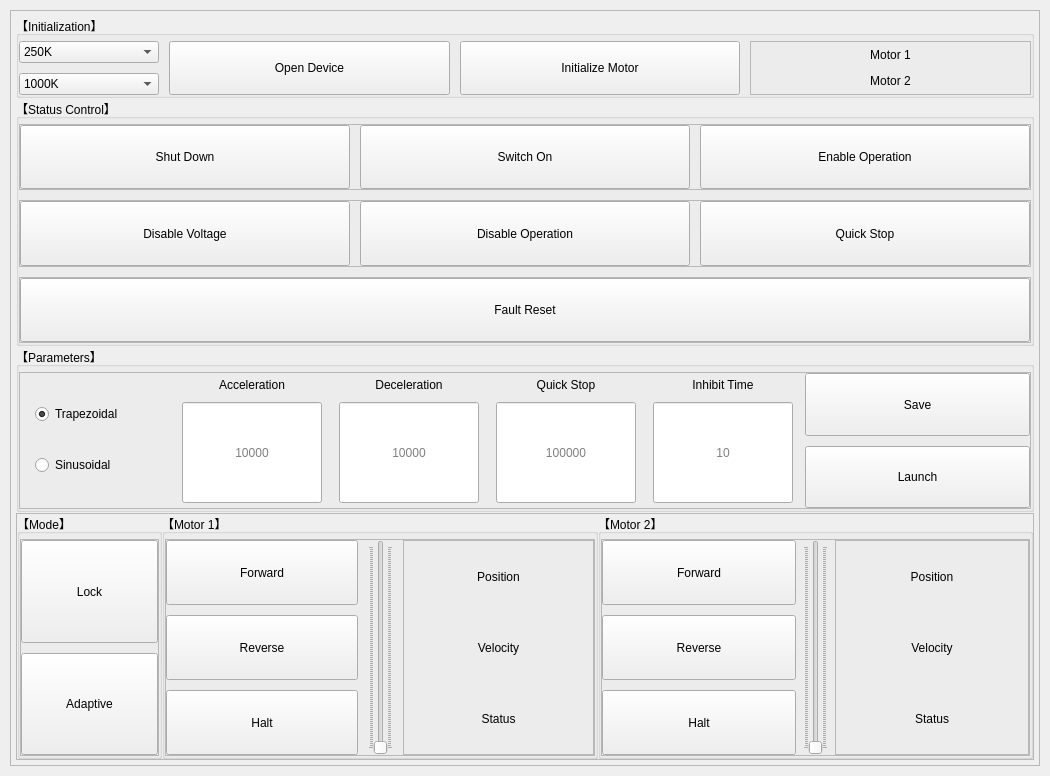
Old version of the form maxon_motor_epos2/control_panel.ui in the repository Vvi1Nn/Continuum-Robot-Project.
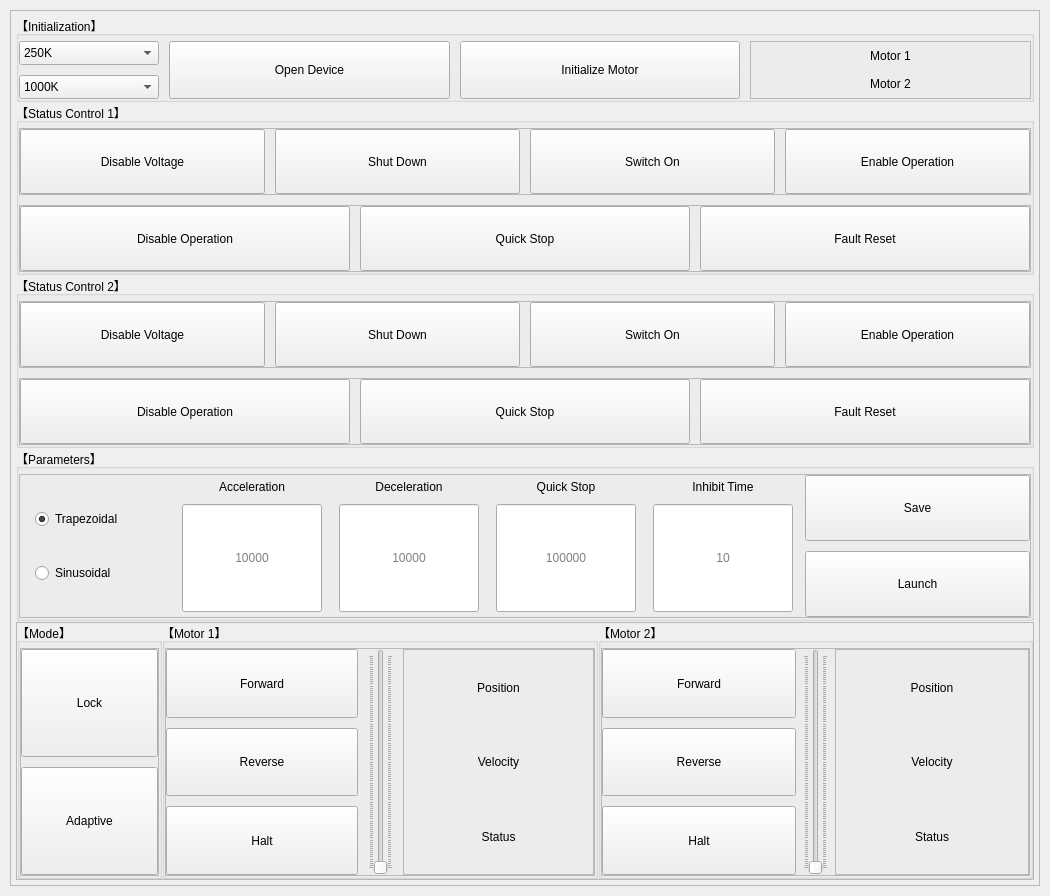
New version of the form.

The edit to the form file:
```diff
--- a/maxon_motor_epos2/control_panel.ui
+++ b/maxon_motor_epos2/control_panel.ui
@@ -7,7 +7,7 @@
     <x>0</x>
     <y>0</y>
     <width>1050</width>
-    <height>776</height>
+    <height>896</height>
    </rect>
   </property>
   <property name="windowTitle">
@@ -167,7 +167,7 @@
           <number>0</number>
          </property>
          <widget class="QWidget" name="pg_init">
-          <layout class="QVBoxLayout" name="verticalLayout_7" stretch="1,3,2,3">
+          <layout class="QVBoxLayout" name="verticalLayout_7" stretch="1,2,2,2,3">
            <property name="spacing">
             <number>1</number>
            </property>
@@ -347,7 +347,7 @@
               <bool>true</bool>
              </property>
              <property name="title">
-              <string>【Status Control】</string>
+              <string>【Status Control 1】</string>
              </property>
              <layout class="QVBoxLayout" name="verticalLayout_13" stretch="0">
               <property name="spacing">
@@ -367,7 +367,7 @@
               </property>
               <item>
                <widget class="QFrame" name="frame_5">
-                <layout class="QVBoxLayout" name="verticalLayout_19" stretch="0,0,0">
+                <layout class="QVBoxLayout" name="verticalLayout_19" stretch="0,0">
                  <property name="spacing">
                   <number>10</number>
                  </property>
@@ -391,7 +391,7 @@
                    <property name="frameShadow">
                     <enum>QFrame::Raised</enum>
                    </property>
-                   <layout class="QHBoxLayout" name="horizontalLayout_13" stretch="0,0,0">
+                   <layout class="QHBoxLayout" name="horizontalLayout_13" stretch="0,0,0,0">
                     <property name="spacing">
                      <number>10</number>
                     </property>
@@ -407,6 +407,22 @@
                     <property name="bottomMargin">
                      <number>0</number>
                     </property>
+                    <item>
+                     <widget class="QPushButton" name="bt_disable_voltage">
+                      <property name="enabled">
+                       <bool>true</bool>
+                      </property>
+                      <property name="sizePolicy">
+                       <sizepolicy hsizetype="Minimum" vsizetype="Preferred">
+                        <horstretch>0</horstretch>
+                        <verstretch>0</verstretch>
+                       </sizepolicy>
+                      </property>
+                      <property name="text">
+                       <string>Disable Voltage</string>
+                      </property>
+                     </widget>
+                    </item>
                     <item>
                      <widget class="QPushButton" name="bt_shut_down">
                       <property name="enabled">
@@ -482,22 +498,6 @@
                     <property name="bottomMargin">
                      <number>0</number>
                     </property>
-                    <item>
-                     <widget class="QPushButton" name="bt_disable_voltage">
-                      <property name="enabled">
-                       <bool>true</bool>
-                      </property>
-                      <property name="sizePolicy">
-                       <sizepolicy hsizetype="Minimum" vsizetype="Preferred">
-                        <horstretch>0</horstretch>
-                        <verstretch>0</verstretch>
-                       </sizepolicy>
-                      </property>
-                      <property name="text">
-                       <string>Disable Voltage</string>
-                      </property>
-                     </widget>
-                    </item>
                     <item>
                      <widget class="QPushButton" name="bt_disable_operation">
                       <property name="enabled">
@@ -530,33 +530,6 @@
                       </property>
                      </widget>
                     </item>
-                   </layout>
-                  </widget>
-                 </item>
-                 <item>
-                  <widget class="QFrame" name="frame_4">
-                   <property name="frameShape">
-                    <enum>QFrame::StyledPanel</enum>
-                   </property>
-                   <property name="frameShadow">
-                    <enum>QFrame::Raised</enum>
-                   </property>
-                   <layout class="QHBoxLayout" name="horizontalLayout_3" stretch="0">
-                    <property name="spacing">
-                     <number>10</number>
-                    </property>
-                    <property name="leftMargin">
-                     <number>0</number>
-                    </property>
-                    <property name="topMargin">
-                     <number>0</number>
-                    </property>
-                    <property name="rightMargin">
-                     <number>0</number>
-                    </property>
-                    <property name="bottomMargin">
-                     <number>0</number>
-                    </property>
                     <item>
                      <widget class="QPushButton" name="bt_fault_reset">
                       <property name="enabled">
@@ -582,6 +555,220 @@
              </layout>
             </widget>
            </item>
+           <item>
+            <widget class="QGroupBox" name="group_status_control_2">
+             <property name="enabled">
+              <bool>true</bool>
+             </property>
+             <property name="title">
+              <string>【Status Control 2】</string>
+             </property>
+             <layout class="QVBoxLayout" name="verticalLayout_15" stretch="0">
+              <property name="spacing">
+               <number>10</number>
+              </property>
+              <property name="leftMargin">
+               <number>0</number>
+              </property>
+              <property name="topMargin">
+               <number>5</number>
+              </property>
+              <property name="rightMargin">
+               <number>0</number>
+              </property>
+              <property name="bottomMargin">
+               <number>0</number>
+              </property>
+              <item>
+               <widget class="QFrame" name="frame_6">
+                <layout class="QVBoxLayout" name="verticalLayout_20" stretch="0,0">
+                 <property name="spacing">
+                  <number>10</number>
+                 </property>
+                 <property name="leftMargin">
+                  <number>0</number>
+                 </property>
+                 <property name="topMargin">
+                  <number>0</number>
+                 </property>
+                 <property name="rightMargin">
+                  <number>0</number>
+                 </property>
+                 <property name="bottomMargin">
+                  <number>0</number>
+                 </property>
+                 <item>
+                  <widget class="QFrame" name="frame_9">
+                   <property name="frameShape">
+                    <enum>QFrame::StyledPanel</enum>
+                   </property>
+                   <property name="frameShadow">
+                    <enum>QFrame::Raised</enum>
+                   </property>
+                   <layout class="QHBoxLayout" name="horizontalLayout_14" stretch="0,0,0,0">
+                    <property name="spacing">
+                     <number>10</number>
+                    </property>
+                    <property name="leftMargin">
+                     <number>0</number>
+                    </property>
+                    <property name="topMargin">
+                     <number>0</number>
+                    </property>
+                    <property name="rightMargin">
+                     <number>0</number>
+                    </property>
+                    <property name="bottomMargin">
+                     <number>0</number>
+                    </property>
+                    <item>
+                     <widget class="QPushButton" name="bt_disable_voltage_2">
+                      <property name="enabled">
+                       <bool>true</bool>
+                      </property>
+                      <property name="sizePolicy">
+                       <sizepolicy hsizetype="Minimum" vsizetype="Preferred">
+                        <horstretch>0</horstretch>
+                        <verstretch>0</verstretch>
+                       </sizepolicy>
+                      </property>
+                      <property name="text">
+                       <string>Disable Voltage</string>
+                      </property>
+                     </widget>
+                    </item>
+                    <item>
+                     <widget class="QPushButton" name="bt_shut_down_2">
+                      <property name="enabled">
+                       <bool>true</bool>
+                      </property>
+                      <property name="sizePolicy">
+                       <sizepolicy hsizetype="Minimum" vsizetype="Preferred">
+                        <horstretch>0</horstretch>
+                        <verstretch>0</verstretch>
+                       </sizepolicy>
+                      </property>
+                      <property name="text">
+                       <string>Shut Down</string>
+                      </property>
+                     </widget>
+                    </item>
+                    <item>
+                     <widget class="QPushButton" name="bt_switch_on_2">
+                      <property name="enabled">
+                       <bool>true</bool>
+                      </property>
+                      <property name="sizePolicy">
+                       <sizepolicy hsizetype="Minimum" vsizetype="Preferred">
+                        <horstretch>0</horstretch>
+                        <verstretch>0</verstretch>
+                       </sizepolicy>
+                      </property>
+                      <property name="text">
+                       <string>Switch On</string>
+                      </property>
+                     </widget>
+                    </item>
+                    <item>
+                     <widget class="QPushButton" name="bt_enable_operation_2">
+                      <property name="enabled">
+                       <bool>true</bool>
+                      </property>
+                      <property name="sizePolicy">
+                       <sizepolicy hsizetype="Minimum" vsizetype="Preferred">
+                        <horstretch>0</horstretch>
+                        <verstretch>0</verstretch>
+                       </sizepolicy>
+                      </property>
+                      <property name="text">
+                       <string>Enable Operation</string>
+                      </property>
+                     </widget>
+                    </item>
+                   </layout>
+                  </widget>
+                 </item>
+                 <item>
+                  <widget class="QFrame" name="frame_14">
+                   <property name="frameShape">
+                    <enum>QFrame::StyledPanel</enum>
+                   </property>
+                   <property name="frameShadow">
+                    <enum>QFrame::Raised</enum>
+                   </property>
+                   <layout class="QHBoxLayout" name="horizontalLayout_24" stretch="0,0,0">
+                    <property name="spacing">
+                     <number>10</number>
+                    </property>
+                    <property name="leftMargin">
+                     <number>0</number>
+                    </property>
+                    <property name="topMargin">
+                     <number>0</number>
+                    </property>
+                    <property name="rightMargin">
+                     <number>0</number>
+                    </property>
+                    <property name="bottomMargin">
+                     <number>0</number>
+                    </property>
+                    <item>
+                     <widget class="QPushButton" name="bt_disable_operation_2">
+                      <property name="enabled">
+                       <bool>true</bool>
+                      </property>
+                      <property name="sizePolicy">
+                       <sizepolicy hsizetype="Minimum" vsizetype="Preferred">
+                        <horstretch>0</horstretch>
+                        <verstretch>0</verstretch>
+                       </sizepolicy>
+                      </property>
+                      <property name="text">
+                       <string>Disable Operation</string>
+                      </property>
+                     </widget>
+                    </item>
+                    <item>
+                     <widget class="QPushButton" name="bt_quick_stop_2">
+                      <property name="enabled">
+                       <bool>true</bool>
+                      </property>
+                      <property name="sizePolicy">
+                       <sizepolicy hsizetype="Minimum" vsizetype="Preferred">
+                        <horstretch>0</horstretch>
+                        <verstretch>0</verstretch>
+                       </sizepolicy>
+                      </property>
+                      <property name="text">
+                       <string>Quick Stop</string>
+                      </property>
+                     </widget>
+                    </item>
+                    <item>
+                     <widget class="QPushButton" name="bt_fault_reset_2">
+                      <property name="enabled">
+                       <bool>true</bool>
+                      </property>
+                      <property name="sizePolicy">
+                       <sizepolicy hsizetype="Minimum" vsizetype="Preferred">
+                        <horstretch>0</horstretch>
+                        <verstretch>0</verstretch>
+                       </sizepolicy>
+                      </property>
+                      <property name="text">
+                       <string>Fault Reset</string>
+                      </property>
+                     </widget>
+                    </item>
+                   </layout>
+                  </widget>
+                 </item>
+                </layout>
+               </widget>
+              </item>
+             </layout>
+            </widget>
+           </item>
            <item>
             <widget class="QGroupBox" name="group_param">
              <property name="enabled">
@@ -976,7 +1163,7 @@
                <number>0</number>
               </property>
               <item>
-               <widget class="QGroupBox" name="group_param_modify_6">
+               <widget class="QGroupBox" name="group_mode">
                 <property name="enabled">
                  <bool>true</bool>
                 </property>
@@ -1090,7 +1277,7 @@
                </widget>
               </item>
               <item>
-               <widget class="QGroupBox" name="group_param_modify_5">
+               <widget class="QGroupBox" name="group_motor_1">
                 <property name="enabled">
                  <bool>true</bool>
                 </property>
@@ -1311,7 +1498,7 @@
                </widget>
               </item>
               <item>
-               <widget class="QGroupBox" name="group_param_modify_7">
+               <widget class="QGroupBox" name="group_motor_2">
                 <property name="enabled">
                  <bool>true</bool>
                 </property>
```
